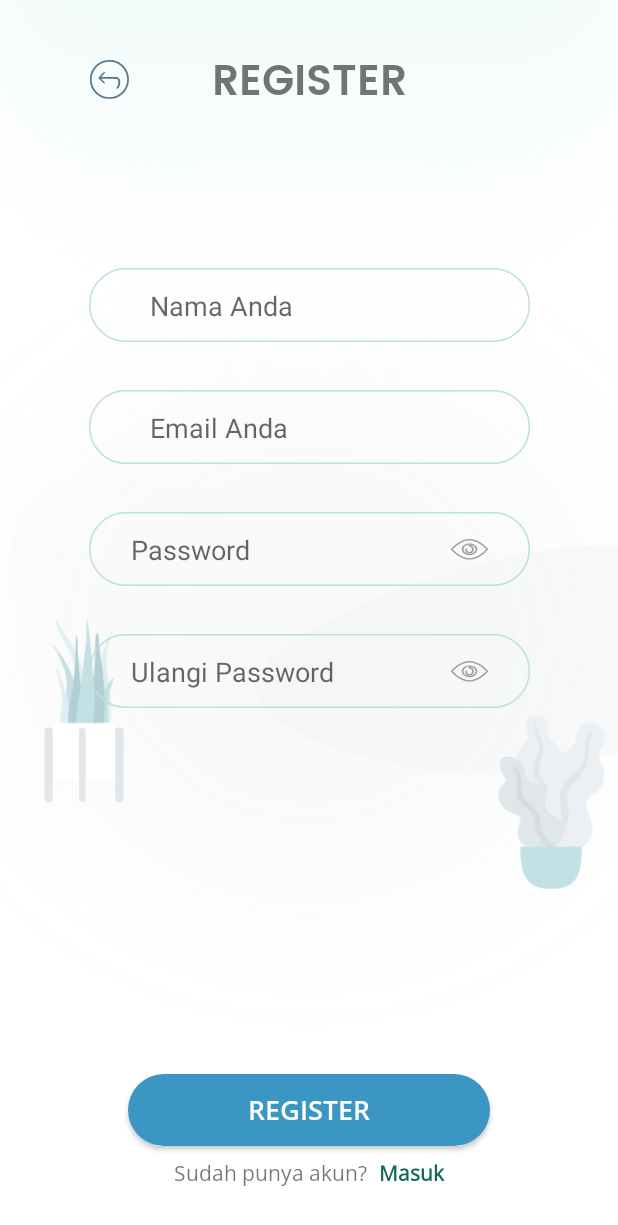
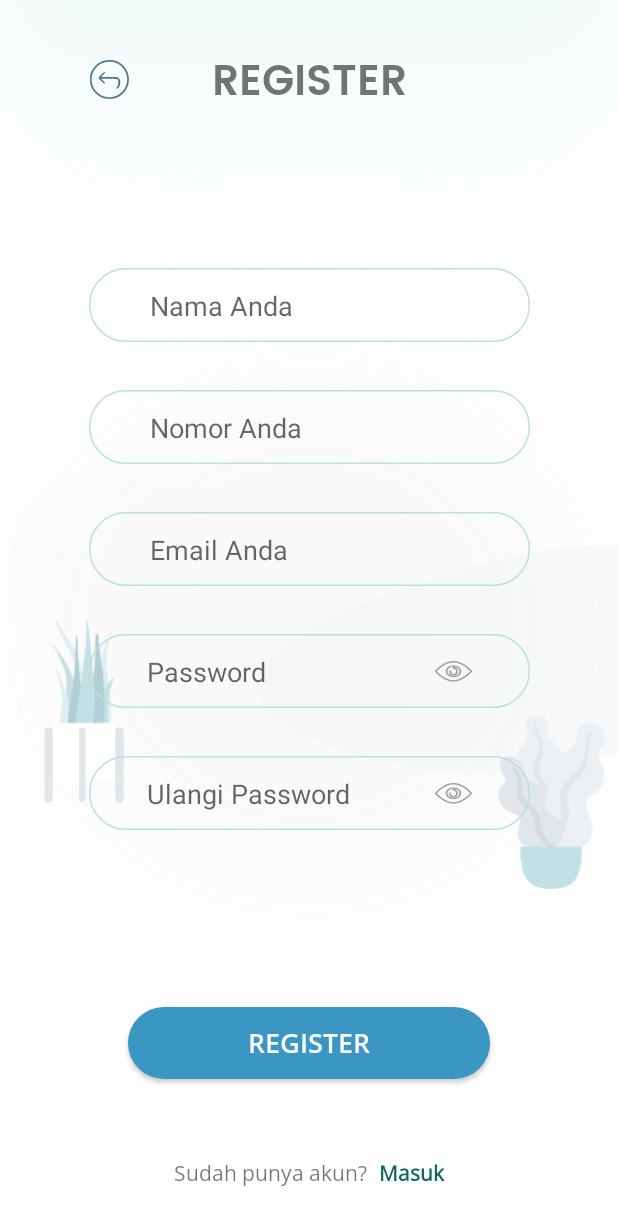
Before and after one commit to tesu-tesu/antrian-sehat-android, an Android app: the layout activity_register.xml on its own in the app's theme, with its tools: preview values and no code run, on a phone screen of 412 x 824 dp. Shown: the top 1225 px of the screen. Run offline under Robolectric (Android 15) with nearby library versions, the phone set to English and light mode, and no system bars.

Commit message:
register logic 80%

```diff
--- /dev/null
+++ b/app/src/main/java/com/antriansehat/application/api_response/RegisterResponse.java
@@ -0,0 +1,4 @@
+package com.antriansehat.application.api_response;
+
+public class RegisterResponse extends LoginResponse{
+}
--- a/app/src/main/java/com/antriansehat/application/constant/ApiConstant.java
+++ b/app/src/main/java/com/antriansehat/application/constant/ApiConstant.java
@@ -1,5 +1,5 @@
 package com.antriansehat.application.constant;
 
 public class ApiConstant {
-    public static final String BASE_URL = "127.0.0.1:8000/";
+    public static final String BASE_URL = "http://127.0.0.1:8000/api/";
 }
--- a/app/src/main/res/layout/activity_register.xml
+++ b/app/src/main/res/layout/activity_register.xml
@@ -1,8 +1,16 @@
 <?xml version="1.0" encoding="utf-8"?>
-<androidx.constraintlayout.widget.ConstraintLayout
+<layout
     xmlns:android="http://schemas.android.com/apk/res/android"
     xmlns:app="http://schemas.android.com/apk/res-auto"
-    xmlns:tools="http://schemas.android.com/tools"
+    xmlns:tools="http://schemas.android.com/tools">
+    <data></data>
+
+    <ScrollView
+        android:layout_width="match_parent"
+        android:layout_height="match_parent"
+        android:fillViewport="true">
+
+        <androidx.constraintlayout.widget.ConstraintLayout
             android:layout_width="match_parent"
             android:layout_height="match_parent"
             android:background="@drawable/backg">
@@ -54,13 +62,36 @@
                 app:layout_constraintTop_toTopOf="@+id/fsName" />
 
             <ImageView
+                android:id="@+id/fsPhone"
+                android:layout_width="wrap_content"
+                android:layout_height="wrap_content"
+                android:layout_marginTop="32dp"
+                app:layout_constraintEnd_toEndOf="parent"
+                app:layout_constraintStart_toStartOf="parent"
+                app:layout_constraintTop_toBottomOf="@+id/fsName"
+                app:srcCompat="@drawable/rectangle_1593" />
+
+            <EditText
+                android:id="@+id/etPhone"
+                android:layout_width="wrap_content"
+                android:layout_height="wrap_content"
+                android:background="@null"
+                android:ems="10"
+                android:inputType="phone"
+                android:hint="Nomor Anda"
+                app:layout_constraintBottom_toBottomOf="@+id/fsPhone"
+                app:layout_constraintEnd_toEndOf="@+id/fsPhone"
+                app:layout_constraintStart_toStartOf="@+id/fsPhone"
+                app:layout_constraintTop_toTopOf="@+id/fsPhone" />
+
+            <ImageView
                 android:id="@+id/fsEmail"
                 android:layout_width="wrap_content"
                 android:layout_height="wrap_content"
                 android:layout_marginTop="32dp"
                 app:layout_constraintEnd_toEndOf="parent"
                 app:layout_constraintStart_toStartOf="parent"
-        app:layout_constraintTop_toBottomOf="@+id/fsName"
+                app:layout_constraintTop_toBottomOf="@+id/fsPhone"
                 app:srcCompat="@drawable/rectangle_1593" />
 
             <EditText
@@ -100,7 +131,7 @@
                     android:layout_width="wrap_content"
                     android:layout_height="wrap_content"
                     android:background="@null"
-            android:ems="10"
+                    android:ems="9"
                     android:inputType="textPassword"
                     android:hint="Password"/>
 
@@ -136,7 +167,7 @@
                     android:layout_width="wrap_content"
                     android:layout_height="wrap_content"
                     android:background="@null"
-            android:ems="10"
+                    android:ems="9"
                     android:hint="Ulangi Password"
                     android:inputType="textPassword" />
 
@@ -147,10 +178,22 @@
                     app:srcCompat="@drawable/view__1_" />
             </LinearLayout>
 
+            <ProgressBar
+                android:id="@+id/progressBar"
+                android:layout_width="wrap_content"
+                android:layout_height="wrap_content"
+                android:layout_marginTop="32dp"
+                android:visibility="gone"
+                app:layout_constraintBottom_toTopOf="@+id/btRegister"
+                app:layout_constraintEnd_toEndOf="parent"
+                app:layout_constraintStart_toStartOf="parent"
+                app:layout_constraintTop_toBottomOf="@id/fsConfirmPassword" />
+
             <Button
                 android:id="@+id/btRegister"
                 android:layout_width="wrap_content"
                 android:layout_height="wrap_content"
+                android:layout_marginTop="73dp"
                 android:layout_marginBottom="8dp"
                 android:background="@drawable/bt_regis_shape"
                 android:fontFamily="@font/open_sans_semibold"
@@ -161,7 +204,8 @@
                 android:textSize="18sp"
                 app:layout_constraintBottom_toTopOf="@+id/linearLayout4"
                 app:layout_constraintEnd_toEndOf="parent"
-        app:layout_constraintStart_toStartOf="parent" />
+                app:layout_constraintStart_toStartOf="parent"
+                app:layout_constraintTop_toBottomOf="@+id/fsConfirmPassword" />
 
             <LinearLayout
                 android:id="@+id/linearLayout4"
@@ -192,6 +236,6 @@
                     android:textColor="#136A59"
                     android:textStyle="bold" />
             </LinearLayout>
-
-
         </androidx.constraintlayout.widget.ConstraintLayout>
+    </ScrollView>
+</layout>
```
Also changed, not shown: app/src/main/java/com/antriansehat/application/contract/RegisterContract.java (added, +23 -0 lines), app/src/main/java/com/antriansehat/application/interactor/RegisterInteractor.java (added, +64 -0 lines), app/src/main/java/com/antriansehat/application/presenter/RegisterPresenter.java (added, +37 -0 lines), app/src/main/java/com/antriansehat/application/view/RegisterActivity.java (added, +69 -0 lines). Lines whose indentation alone changed are shown as unchanged.
